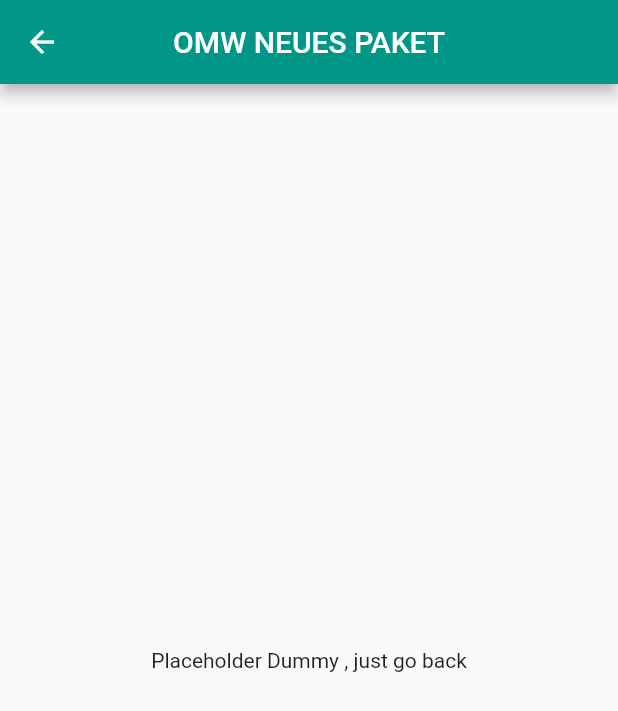
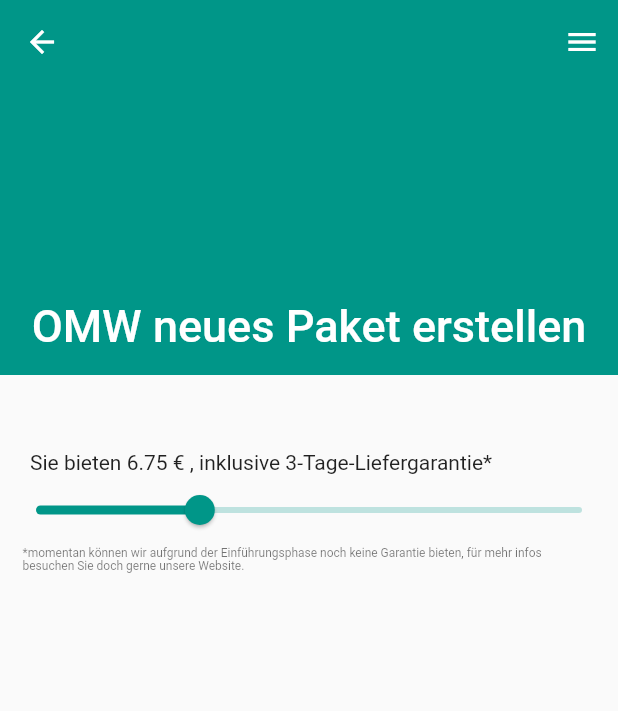
Before and after one commit to HannesGitH/on_my_way, a Flutter app: the screen it shows after launch, after a tap on "ADD PACKET", on a phone screen of 412 x 824 dp. Shown: the top 711 px of the screen. Run offline on Flutter 3.47's test engine with Material 2 defaults, Android fonts, the phone set to English and light mode, and no system bars; our stand-ins replace google_maps_flutter, location, shared_preferences, webview_flutter; missing offline and left inert: admob_flutter, firebase_admob, mapbox_gl; accounts and stored records are empty; network calls fail; statements that could not run were skipped.

Commit message:
fakeaddwidgetsite added and slider vor biet-wert

```diff
--- a/lib/main.dart
+++ b/lib/main.dart
@@ -1,6 +1,7 @@
 import 'package:flutter/material.dart';
 import 'package:on_my_way/MapsBox.dart';
 import 'package:on_my_way/widgets/addRouteButton.dart';
+import 'package:on_my_way/widgets/fakeaddwidget.dart';
 import 'maps.dart';
 import 'package:on_my_way/widgets/standartDrawer.dart';
 import 'package:google_maps_flutter/google_maps_flutter.dart';
@@ -29,15 +30,7 @@ class MyApp extends StatelessWidget {
 class RouteAdderPage extends StatelessWidget{
   @override
   Widget build(BuildContext context){
-    return Scaffold(
-      appBar: AppBar(
-        title: Text("OMW NEUES PAKET"),
-        centerTitle: true,
-      ),
-      body: Center(
-        child: Text("Placeholder Dummy , just go back"),
-      ),
-    );
+    return fakeaddwidget();
   }
 }
 
--- /dev/null
+++ b/lib/widgets/fakeaddwidget.dart
@@ -0,0 +1,115 @@
+import 'package:flutter/material.dart';
+import 'package:on_my_way/res/colors.dart';import 'package:on_my_way/widgets/NotYetImplementedPage.dart';
+import 'standartDrawer.dart';
+import 'package:shared_preferences/shared_preferences.dart';
+import 'package:firebase_admob/firebase_admob.dart';
+
+
+class fakeaddwidget extends StatefulWidget {
+  createState() => _fakeaddwidgetS();
+}
+
+class _fakeaddwidgetS extends State<fakeaddwidget> {
+  var moneyval=300.0;
+  var moneyvalm=3.0;
+  var safety="";
+  @override
+  void initState() {
+    super.initState();
+    moneyval=300.0;
+    moneyvalm=3.0;
+  }
+
+  @override
+  Widget build(BuildContext context) {
+    moneyvalm=((moneyval*moneyval*moneyval)/40000).ceil()/100;
+    safety=(moneyval>200.0)?", inklusive 3-Tage-Liefergarantie*":"";
+
+    return Scaffold(
+      endDrawer: standartDrawer(current: 1,),
+      body: CustomScrollView(
+        slivers: <Widget>[
+          SliverAppBar(
+            leading: IconButton(icon:Icon(Icons.arrow_back),
+              onPressed:() => Navigator.pop(context, false),
+            ),
+            centerTitle: true,
+            pinned: true,
+            expandedHeight: 250.0,
+            flexibleSpace: FlexibleSpaceBar(
+              centerTitle: true,
+              title: Text('OMW neues Paket erstellen'),
+            ),
+            actions: <Widget>[
+
+            ],
+
+          ),
+          SliverList(
+            delegate: SliverChildListDelegate(
+                [
+                  ...[
+                    SizedBox(height: 50,),
+                  ],
+                  ...Einstellungen(),
+                  ...[
+                    SizedBox(height: 50,),
+                  ],
+                ]
+            ), //Einstellungen(),
+          ),
+        ],
+      ),
+    );
+  }
+
+  List<Widget> Einstellungen(){
+    return <Widget>[
+      Row(
+        children: <Widget>[
+          SizedBox(width:20),
+          Expanded(child: Text("Sie bieten $moneyvalm € $safety")),
+        ],
+      ),
+      Slider.adaptive(
+        value: moneyval??300,
+        onChanged: (newVal){
+          setState(() {
+            moneyval = newVal;
+          });
+        },
+        min: 0,
+        max: 1000,
+        //divisions: 20,
+        label: "$moneyval ct",
+      ),
+
+      bottomsequence(),
+    ];
+  }
+
+  Widget bottomsequence(){
+    return
+      Row(
+        crossAxisAlignment: CrossAxisAlignment.center,
+        children: <Widget>[
+          SizedBox(width: 15,),
+          Expanded(
+            child: Column(
+              children: <Widget>[
+                Text("*momentan können wir aufgrund der Einführungsphase noch keine Garantie bieten, für mehr infos besuchen Sie doch gerne unsere Website.",
+                  style: TextStyle(
+                    color: cGREY,
+                    fontSize:8,
+                  ),
+                ),
+              ],
+            ),
+          ),
+          SizedBox(width: 15,),
+        ],
+      )
+    ;
+  }
+
+}
```
